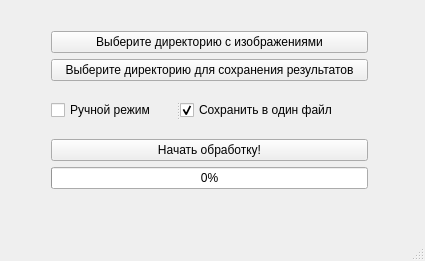
Olga-Bagrova/VirPlaqCounter, file mywindow_1.ui: the form before one commit.
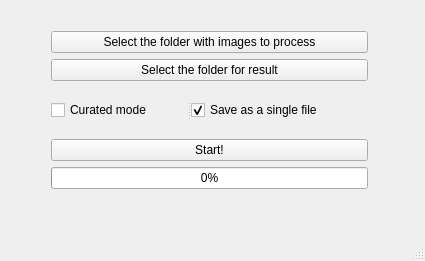
The form after the commit.

Commit message: Translate to English GUI

```diff
--- a/mywindow_1.ui
+++ b/mywindow_1.ui
@@ -27,14 +27,14 @@
      <item>
       <widget class="QPushButton" name="pushButton">
        <property name="text">
-        <string>Выберите директорию с изображениями</string>
+        <string>Select the folder with images to process</string>
        </property>
       </widget>
      </item>
      <item>
       <widget class="QPushButton" name="pushButton_2">
        <property name="text">
-        <string>Выберите директорию для сохранения результатов</string>
+        <string>Select the folder for result</string>
        </property>
       </widget>
      </item>
@@ -45,12 +45,12 @@
        </property>
        <widget class="QCheckBox" name="checkBox">
         <property name="text">
-         <string>Ручной режим</string>
+         <string>Curated mode</string>
         </property>
        </widget>
        <widget class="QCheckBox" name="checkBox_2">
         <property name="text">
-         <string>Сохранить в один файл</string>
+         <string>Save as a single file</string>
         </property>
         <property name="checked">
          <bool>true</bool>
@@ -61,7 +61,7 @@
      <item>
       <widget class="QPushButton" name="pushButton_3">
        <property name="text">
-        <string>Начать обработку!</string>
+        <string>Start!</string>
        </property>
       </widget>
      </item>
```
Left out of the diff: 2 changed lines with no effect on the pictures.
